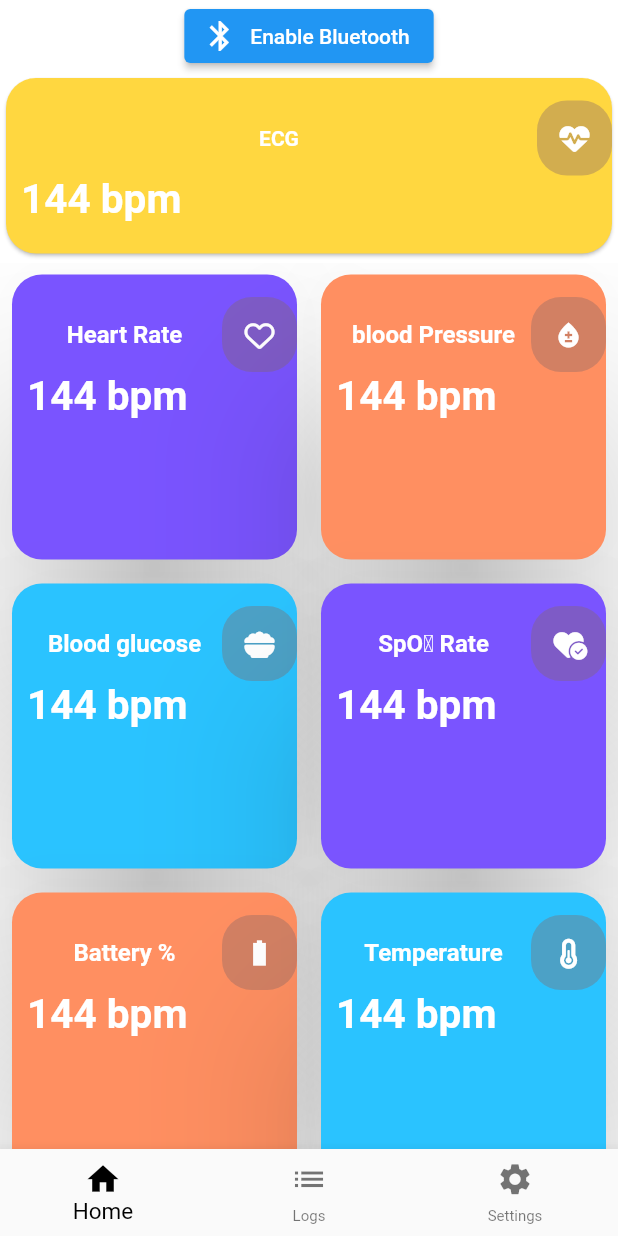
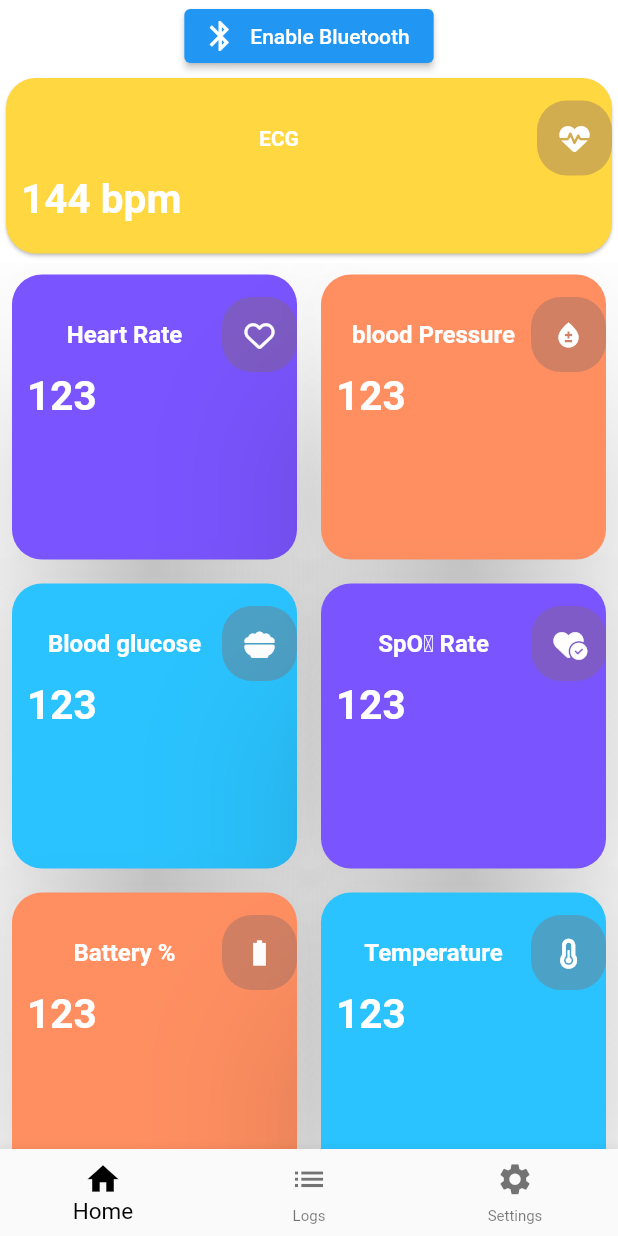
Before and after one commit to Tense-Turtles/MedProdigy-app, a Flutter app: the HomeView screen opened directly, on a phone screen of 412 x 824 dp. Run offline on Flutter 3.47's test engine with Material 2 defaults, Android fonts, the phone set to English and light mode, and no system bars; our stand-ins replace cloud_firestore, firebase_auth, firebase_core, flutter_bluetooth_serial, font_awesome_flutter, sqflite; accounts and stored records are empty.

Commit message:
receiving the the data

```diff
--- a/lib/ui/CardWidget.dart
+++ b/lib/ui/CardWidget.dart
@@ -2,6 +2,7 @@
 
 import 'package:flutter/material.dart';
 import 'package:font_awesome_flutter/font_awesome_flutter.dart';
+import 'package:hospicare_app/serial_bluetooth/ChatPage.dart';
 
 class CardWidget extends StatelessWidget {
   List data = [
@@ -118,7 +119,7 @@ class CardWidget extends StatelessWidget {
                         alignment: Alignment.topLeft,
                         padding: EdgeInsets.only(left: 10, bottom: 20),
                         child: Text(
-                          '144 bpm',
+                          '123',
                           style: TextStyle(
                               fontSize: 27,
                               color: colorwhite,
--- a/lib/ui/logs.dart
+++ b/lib/ui/logs.dart
@@ -5,7 +5,7 @@ import 'package:flutter/src/widgets/container.dart';
 import 'package:flutter/src/widgets/framework.dart';
 
 class logs extends StatelessWidget {
-  const logs({super.key});
+  const logs({key});
 
   @override
   Widget build(BuildContext context) {
--- a/lib/ui/profile.dart
+++ b/lib/ui/profile.dart
@@ -7,7 +7,7 @@ import 'package:font_awesome_flutter/font_awesome_flutter.dart';
 import 'package:hospicare_app/ui/homepage.dart';
 
 class settingsview extends StatefulWidget {
-  const settingsview({super.key});
+  const settingsview({key});
 
   @override
   State<settingsview> createState() => _settingsview();
--- a/pubspec.yaml
+++ b/pubspec.yaml
@@ -49,7 +49,7 @@ dependencies:
   flutter_bluetooth_serial: ^0.4.0
   scoped_model: ^2.0.0-nullsafety.0
   bottom_navy_bar: ^6.0.0
-  flutter_blue: ^0.8.0
+  #flutter_blue: ^0.8.0
 
 dev_dependencies:
   flutter_test:
```
Also changed, not shown: lib/serial_bluetooth/ChatPage.dart (+21 -4 lines), pubspec.lock, 1 other file.
